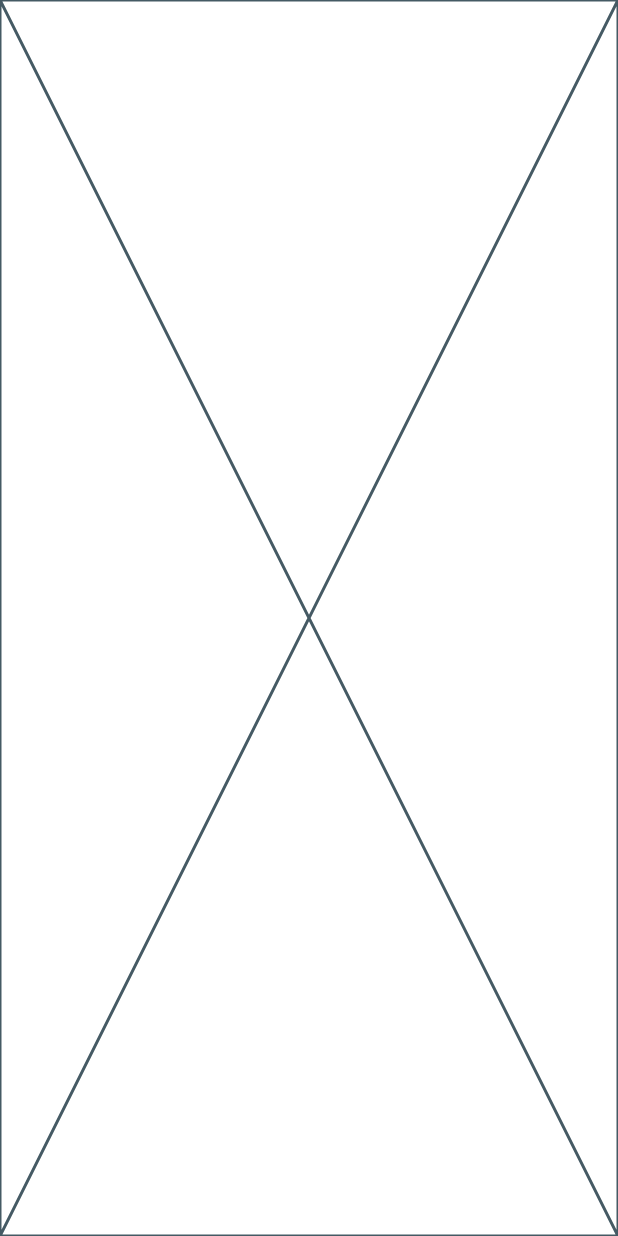
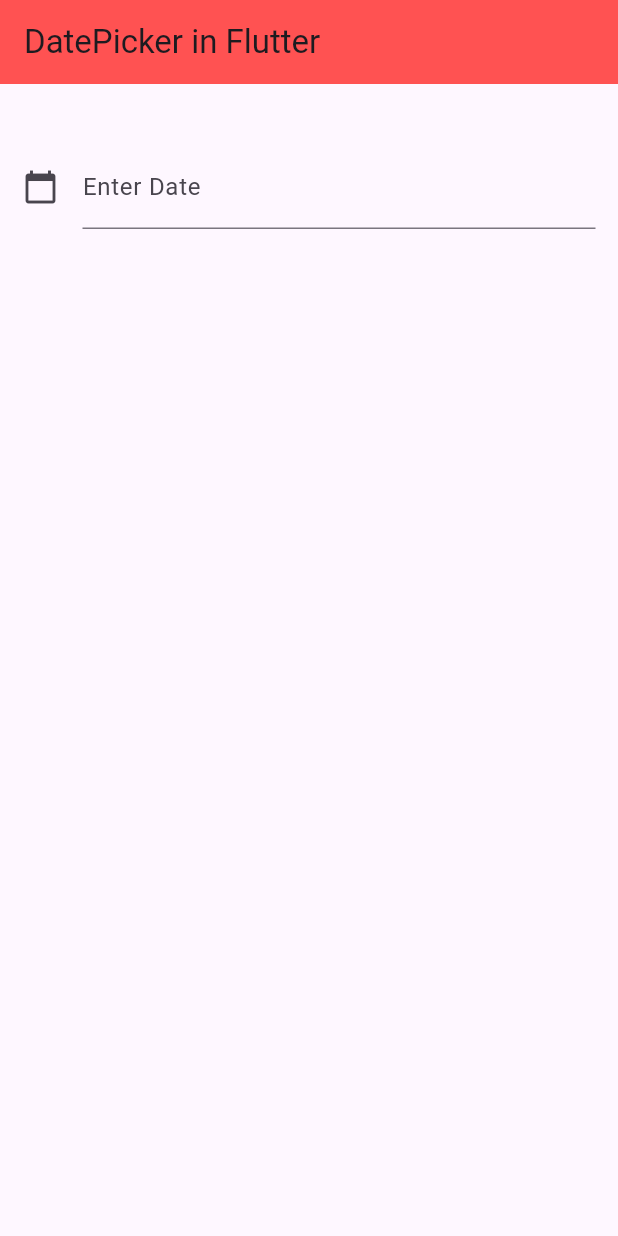
Before and after one commit to unnatidonda/beep_car_wash, a Flutter app: the screen it shows after launch, on a phone screen of 412 x 824 dp. Run offline on Flutter 3.47's test engine with Material 2 defaults, Android fonts, the phone set to English and light mode, and no system bars.

```diff
--- a/lib/task_screen/date_picker_screen.dart
+++ b/lib/task_screen/date_picker_screen.dart
@@ -8,8 +8,49 @@ class DatePickerScreen extends StatefulWidget {
 }
 
 class _DatePickerScreenState extends State<DatePickerScreen> {
+  var dateController;
+
+  get dateInput => null;
+
   @override
   Widget build(BuildContext context) {
-    return const Placeholder();
+    return Scaffold(
+        appBar: AppBar(
+          title: Text("DatePicker in Flutter"),
+          backgroundColor: Colors.redAccent, //background color of app bar
+        ),
+        body: Container(
+            padding: EdgeInsets.all(15),
+            height: MediaQuery.of(context).size.width / 3,
+            child: Center(
+                child: TextField(
+              controller: dateInput,
+              //editing controller of this TextField
+              decoration: InputDecoration(
+                  icon: Icon(Icons.calendar_today), //icon of text field
+                  labelText: "Enter Date" //label text of field
+                  ),
+              readOnly: true,
+              //set it true, so that user will not able to edit text
+              onTap: () async {
+                DateTime? pickedDate = await showDatePicker(
+                    context: context,
+                    initialDate: DateTime.now(),
+                    firstDate: DateTime(1950),
+                    //DateTime.now() - not to allow to choose before today.
+                    lastDate: DateTime(2100));
+
+                if (pickedDate != null) {
+                  print(pickedDate); //pickedDate output format => 2021-03-10 00:00:00.000
+                  String formattedDate = DateFormat('yyyy-MM-dd').format(pickedDate);
+                  print(formattedDate); //formatted date output using intl package =>  2021-03-16
+                  setState(() {
+                    dateInput.text = formattedDate; //set output date to TextField value.
+                  });
+                } else {}
+              },
+            ))));
   }
+
+  DateFormat(String s) {}
 }
```
Also changed, not shown: lib/task_screen/time_picker_screen.dart (added, +15 -0 lines).
